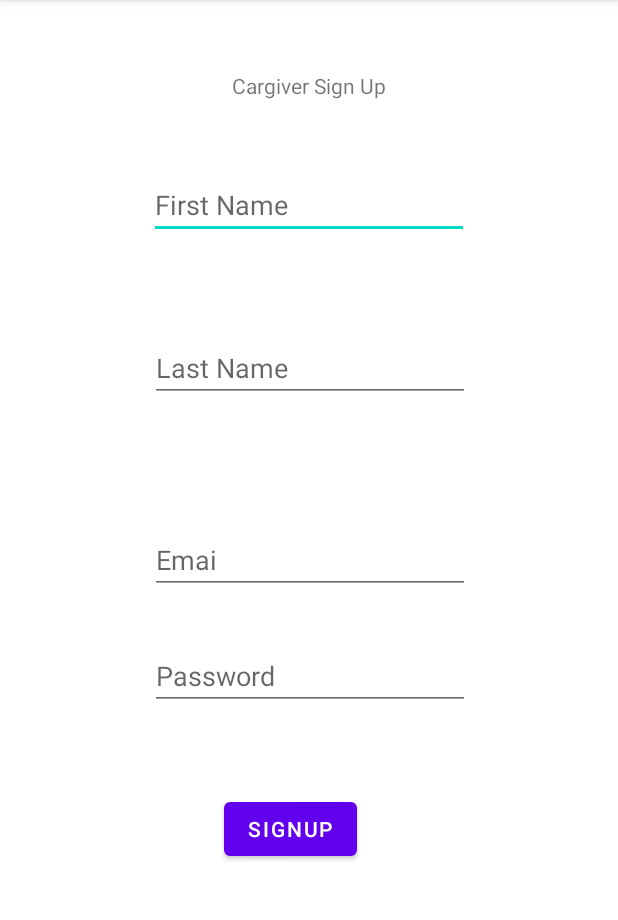
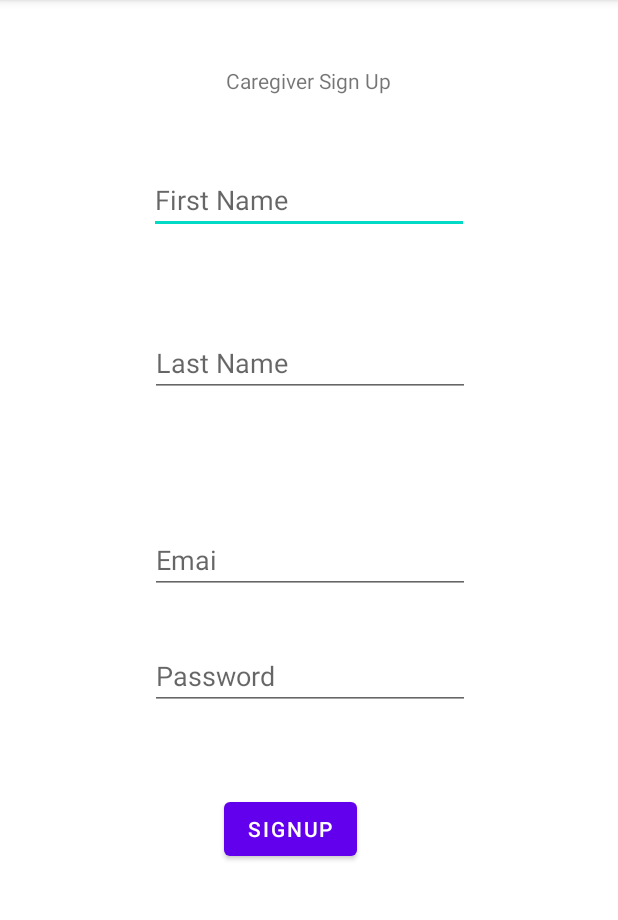
Before and after one commit to jkapp610/-Health-Track-Android-App, an Android app: the CaregiverSignupActivity screen opened directly, with no data from a screen before it, on a phone screen of 412 x 824 dp, the part 84-1004 px from its top. Run offline under Robolectric (Android 15) with nearby library versions, the phone set to English and light mode, and no system bars; our stand-ins replace Firebase (no records; nobody signed in at launch, a user with empty details on screens opened directly).

Commit message:
Jake: Added Caregiver sign up the to login and logout feature for users and Displaying patient name in the profile.

```diff
--- a/app/src/main/AndroidManifest.xml
+++ b/app/src/main/AndroidManifest.xml
@@ -9,7 +9,7 @@
         android:roundIcon="@mipmap/ic_launcher_round"
         android:supportsRtl="true"
         android:theme="@style/Theme.HealthTrack">
-        <activity android:name=".CargiverSignupActivity"></activity>
+        <activity android:name=".CaregiverSignupActivity"></activity>
         <activity android:name=".EditAppointmentActivity"/>
         <activity android:name=".EditPractitionerActivity"/>
         <activity android:name=".NewPractitionerActivity"/>
--- a/app/src/main/java/com/example/healthtrack/AccounTypeActivity.java
+++ b/app/src/main/java/com/example/healthtrack/AccounTypeActivity.java
@@ -14,7 +14,7 @@ public class AccounTypeActivity extends AppCompatActivity {
         setContentView(R.layout.activity_accoun_type);
     }
     public void onClickCaregiver(View view){
-        Intent intent = new Intent(this, CargiverSignupActivity.class);
+        Intent intent = new Intent(this, CaregiverSignupActivity.class);
         startActivity(intent);
     }
     public void onClickPatient(View view){
--- a/app/src/main/java/com/example/healthtrack/Cargiver.java
+++ b/app/src/main/java/com/example/healthtrack/Caregiver.java
@@ -1,15 +1,15 @@
 package com.example.healthtrack;
 
-public class Cargiver {
+public class Caregiver {
     private String FirstName;
     private String LastName;
   private String Email;
-    public  Cargiver(){
+    public Caregiver(){
 
     }
 
 
-    public Cargiver(String firstName, String lastName, String email) {
+    public Caregiver(String firstName, String lastName, String email) {
         FirstName = firstName;
         LastName = lastName;
         Email = email;
--- a/app/src/main/java/com/example/healthtrack/CargiverSignupActivity.java
+++ b/app/src/main/java/com/example/healthtrack/CaregiverSignupActivity.java
@@ -16,7 +16,7 @@ import com.google.firebase.auth.FirebaseAuth;
 import com.google.firebase.database.DatabaseReference;
 import com.google.firebase.database.FirebaseDatabase;
 
-public class CargiverSignupActivity extends AppCompatActivity {
+public class CaregiverSignupActivity extends AppCompatActivity {
 
 
     EditText EditTextfname;
@@ -87,7 +87,7 @@ public class CargiverSignupActivity extends AppCompatActivity {
                             @Override
                             public void onComplete(@NonNull Task<AuthResult> task) {
                                 if(task.isSuccessful()){
-                                    Cargiver newCatgiver = new Cargiver();
+                                    Caregiver newCatgiver = new Caregiver();
                                     newCatgiver.setFirstName(Firstname);
                                     newCatgiver.setLastName(Lastname);
                                     newCatgiver.setEmail(Email);
--- a/app/src/main/res/layout/activity_cargiver_signup.xml
+++ b/app/src/main/res/layout/activity_cargiver_signup.xml
@@ -4,17 +4,19 @@
     xmlns:tools="http://schemas.android.com/tools"
     android:layout_width="match_parent"
     android:layout_height="match_parent"
-    tools:context=".CargiverSignupActivity">
+    tools:context=".CaregiverSignupActivity">
 
     <TextView
         android:id="@+id/cSignup"
         android:layout_width="wrap_content"
         android:layout_height="wrap_content"
-        android:layout_marginTop="47dp"
-        android:text="Cargiver Sign Up"
+        android:layout_marginTop="44dp"
+        android:text="Caregiver Sign Up"
         app:layout_constraintEnd_toEndOf="parent"
+        app:layout_constraintHorizontal_bias="0.498"
         app:layout_constraintStart_toStartOf="parent"
         app:layout_constraintTop_toTopOf="parent" />
+
     <EditText
         android:id="@+id/CaregiverFirstname"
         android:layout_width="wrap_content"
```
